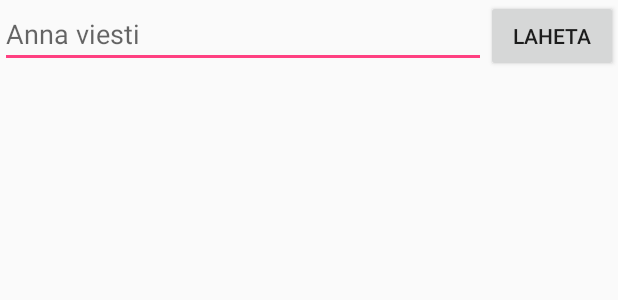
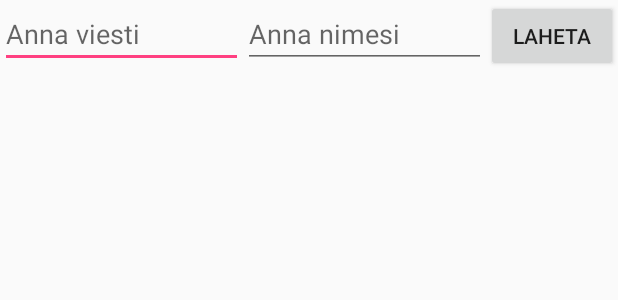
Before and after one commit to miksa007/Perjantaitesti, an Android app: the layout activity_main.xml on its own in the app's theme, with its tools: preview values and no code run, on a phone screen of 412 x 824 dp. Shown: the top 300 px of the screen. Run offline under Robolectric (Android 15) with nearby library versions, the phone set to English and light mode, and no system bars.

```diff
--- a/Perjanta20170120/app/src/main/res/layout/activity_main.xml
+++ b/Perjanta20170120/app/src/main/res/layout/activity_main.xml
@@ -10,6 +10,11 @@
         android:layout_width="0dp"
         android:layout_height="wrap_content"
         android:hint="@string/edit_message" />
+    <EditText android:id="@+id/edit_name"
+    android:layout_weight="1"
+    android:layout_width="0dp"
+    android:layout_height="wrap_content"
+    android:hint="@string/edit_name" />
     <Button
         android:layout_width="wrap_content"
         android:layout_height="wrap_content"
--- a/Perjanta20170120/app/src/main/res/values/strings.xml
+++ b/Perjanta20170120/app/src/main/res/values/strings.xml
@@ -1,5 +1,6 @@
 <resources>
     <string name="app_name">Perjanta20170120</string>
     <string name="edit_message">Anna viesti</string>
+    <string name="edit_name">Anna nimesi</string>
     <string name="button_send">Laheta</string>
 </resources>
```
Also changed, not shown: Perjanta20170120/app/src/main/java/fi/tut/saari5/perjanta20170120/DisplayMessageActivity.java (+6 -1 lines), Perjanta20170120/app/src/main/java/fi/tut/saari5/perjanta20170120/MainActivity.java (+34 -1 lines).
